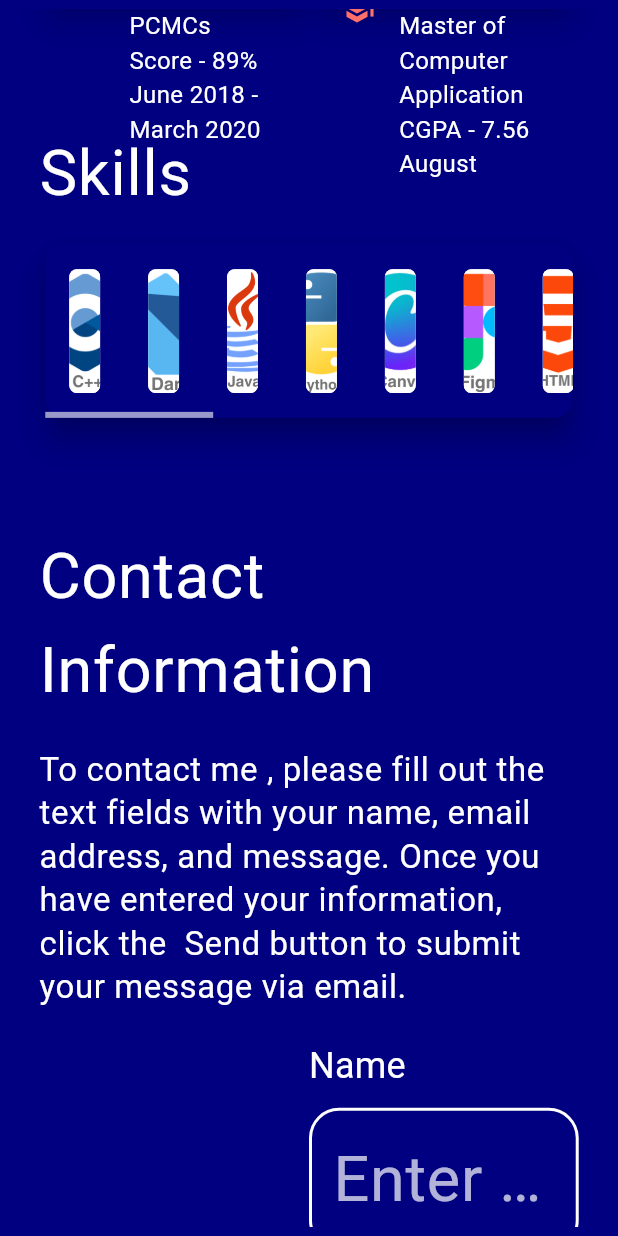
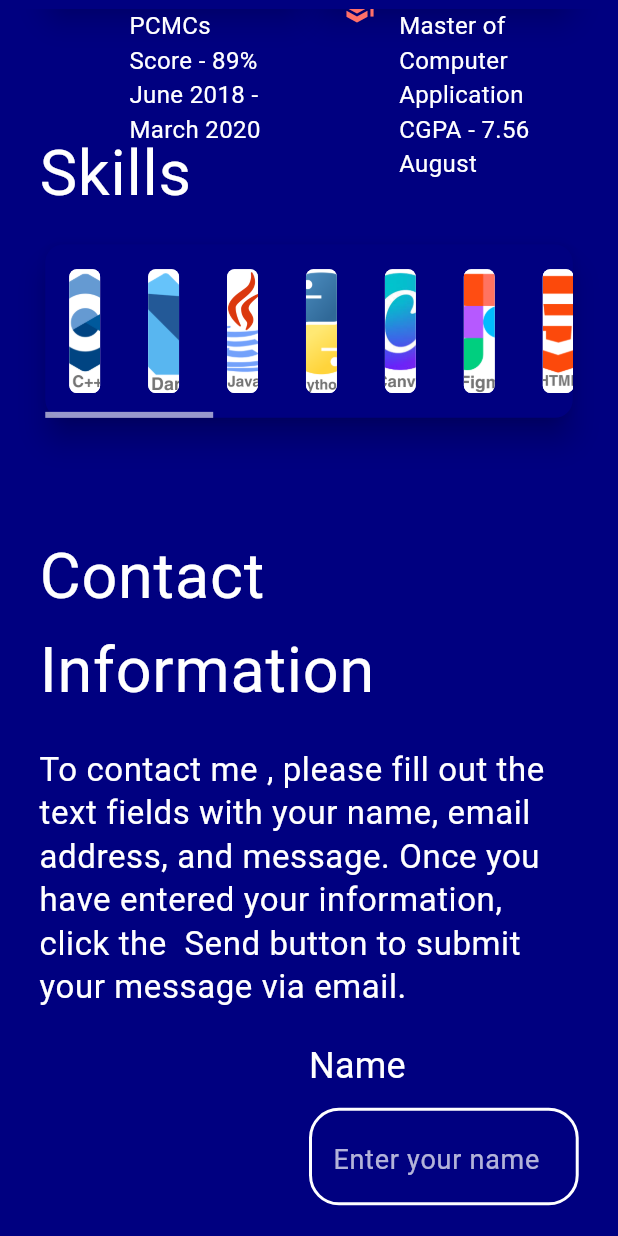
Before and after one commit to anishdevadiga/Portfolio, a Flutter app: the LargeScreenLayout screen opened directly, scrolled down 2304 dp, on a phone screen of 412 x 824 dp. Run offline on Flutter 3.47's test engine with Material 3 defaults, Android fonts, the phone set to English and light mode, and no system bars; our stand-ins replace get, google_fonts; missing offline and left inert: dart:html; Roboto replaces fonts that are missing (Amaranth).

Commit message:
added contact controller

```diff
--- a/lib/LargeScreen_widget/contact_widget.dart
+++ b/lib/LargeScreen_widget/contact_widget.dart
@@ -47,11 +47,14 @@ class ContactWidget extends StatelessWidget {
                           const SizedBox(
                             height: 10,
                           ),
-                          const Center(
+                          Center(
                             child: TextField(
                               textAlign: TextAlign.start,
+                              style: GoogleFonts.amaranth(
+                                  fontSize: 22
+                              ),
                               decoration: InputDecoration(
-                                border: OutlineInputBorder(
+                                border: const OutlineInputBorder(
                                   borderRadius:
                                   BorderRadius.all(Radius.circular(10)),
                                   borderSide: BorderSide(
@@ -59,7 +62,7 @@ class ContactWidget extends StatelessWidget {
                                     width: 2.0, // Border width
                                   ),
                                 ),
-                                enabledBorder: OutlineInputBorder(
+                                enabledBorder: const OutlineInputBorder(
                                   borderRadius:
                                   BorderRadius.all(Radius.circular(20)),
                                   borderSide: BorderSide(
@@ -68,7 +71,7 @@ class ContactWidget extends StatelessWidget {
                                     width: 2.0, // Border width
                                   ),
                                 ),
-                                focusedBorder: OutlineInputBorder(
+                                focusedBorder: const OutlineInputBorder(
                                   borderRadius:
                                   BorderRadius.all(Radius.circular(20)),
                                   borderSide: BorderSide(
@@ -78,8 +81,9 @@ class ContactWidget extends StatelessWidget {
                                   ),
                                 ),
                                 hintText: 'Enter your name',
-                                hintStyle: TextStyle(
-                                  color: Colors.white70, // Hint text color
+                                hintStyle: GoogleFonts.amaranth(
+                                    fontSize: 18,
+                                    color: Colors.white70
                                 ),
                               ),
                             ),
@@ -89,11 +93,14 @@ class ContactWidget extends StatelessWidget {
                           const SizedBox(
                             height: 10,
                           ),
-                          const Center(
+                           Center(
                             child: TextField(
                               textAlign: TextAlign.start,
-                              decoration: InputDecoration(
-                                border: OutlineInputBorder(
+                              style:GoogleFonts.amaranth(
+                                fontSize: 22
+                              ),
+                              decoration:  InputDecoration(
+                                border: const OutlineInputBorder(
                                   borderRadius:
                                   BorderRadius.all(Radius.circular(10)),
                                   borderSide: BorderSide(
@@ -101,7 +108,7 @@ class ContactWidget extends StatelessWidget {
                                     width: 2.0, // Border width
                                   ),
                                 ),
-                                enabledBorder: OutlineInputBorder(
+                                enabledBorder: const OutlineInputBorder(
                                   borderRadius:
                                   BorderRadius.all(Radius.circular(20)),
                                   borderSide: BorderSide(
@@ -110,7 +117,7 @@ class ContactWidget extends StatelessWidget {
                                     width: 2.0, // Border width
                                   ),
                                 ),
-                                focusedBorder: OutlineInputBorder(
+                                focusedBorder: const OutlineInputBorder(
                                   borderRadius:
                                   BorderRadius.all(Radius.circular(20)),
                                   borderSide: BorderSide(
@@ -120,8 +127,9 @@ class ContactWidget extends StatelessWidget {
                                   ),
                                 ),
                                 hintText: 'Enter your email',
-                                hintStyle: TextStyle(
-                                  color: Colors.white70, // Hint text color
+                                hintStyle: GoogleFonts.amaranth(
+                                    fontSize: 18,
+                                    color: Colors.white70
                                 ),
                               ),
                             ),
@@ -132,12 +140,15 @@ class ContactWidget extends StatelessWidget {
                           const SizedBox(
                             height: 10,
                           ),
-                          const Center(
+                          Center(
                             child: TextField(
                               textAlign: TextAlign.start,
                               maxLines: 5,
+                              style:GoogleFonts.amaranth(
+                                  fontSize: 22
+                              ),
                               decoration: InputDecoration(
-                                border: OutlineInputBorder(
+                                border: const OutlineInputBorder(
                                   borderRadius:
                                   BorderRadius.all(Radius.circular(10)),
                                   borderSide: BorderSide(
@@ -145,7 +156,7 @@ class ContactWidget extends StatelessWidget {
                                     width: 2.0, // Border width
                                   ),
                                 ),
-                                enabledBorder: OutlineInputBorder(
+                                enabledBorder: const OutlineInputBorder(
                                   borderRadius:
                                   BorderRadius.all(Radius.circular(20)),
                                   borderSide: BorderSide(
@@ -154,7 +165,7 @@ class ContactWidget extends StatelessWidget {
                                     width: 2.0, // Border width
                                   ),
                                 ),
-                                focusedBorder: OutlineInputBorder(
+                                focusedBorder: const OutlineInputBorder(
                                   borderRadius:
                                   BorderRadius.all(Radius.circular(20)),
                                   borderSide: BorderSide(
@@ -164,8 +175,9 @@ class ContactWidget extends StatelessWidget {
                                   ),
                                 ),
                                 hintText: 'Enter the message',
-                                hintStyle: TextStyle(
-                                  color: Colors.white70, // Hint text color
+                                hintStyle: GoogleFonts.amaranth(
+                                    fontSize: 18,
+                                  color: Colors.white70
                                 ),
                               ),
                             ),
@@ -183,7 +195,7 @@ class ContactWidget extends StatelessWidget {
                                   foregroundColor: Colors.white,
                                   backgroundColor:
                                   WebColor.btnColor, // Button text color
-                                  padding: EdgeInsets.symmetric(
+                                  padding: const EdgeInsets.symmetric(
                                       vertical: 16),
                                   shape: RoundedRectangleBorder(
                                     borderRadius: BorderRadius.circular(
--- a/lib/screens/desktop/largescreen.dart
+++ b/lib/screens/desktop/largescreen.dart
@@ -46,11 +46,11 @@ class LargeScreenLayout extends StatelessWidget {
                   const SpacerHeightWidget(
                     height: 30,
                   ),
-                   SkillWidget(size: size),
+                  SkillWidget(size: size),
                   const SpacerHeightWidget(
                     height: 30,
                   ),
-                  ContactWidget(size : size,themeData: themedata,),
+                  ContactWidget(size : size,themeData: themedata),
                 ],
               ),
             )));
--- a/lib/widgets/header_widget.dart
+++ b/lib/widgets/header_widget.dart
@@ -1,7 +1,9 @@
+import 'package:anishportfoilio/LargeScreen_widget/aboutWidget.dart';
 import 'package:anishportfoilio/utils/custom_role_text.dart';
 import 'package:anishportfoilio/widgets/custom_section.dart';
 import 'package:anishportfoilio/widgets/spacer_widget.dart';
 import 'package:flutter/material.dart';
+import 'package:get/get.dart';
 import 'package:google_fonts/google_fonts.dart';
 import 'package:url_launcher/url_launcher.dart';
 
@@ -51,7 +53,6 @@ class HeaderWidget extends StatelessWidget {
                 children: [
                   GestureDetector(
                     onTap: () {
-                      // Navigate to About section
                     },
                     child: Text('About', style: themedata.textTheme.titleMedium),
                   ),
```
Also changed, not shown: lib/controller/contact_widget_controller.dart (added, +50 -0 lines). Lines whose indentation alone changed are shown as unchanged.
